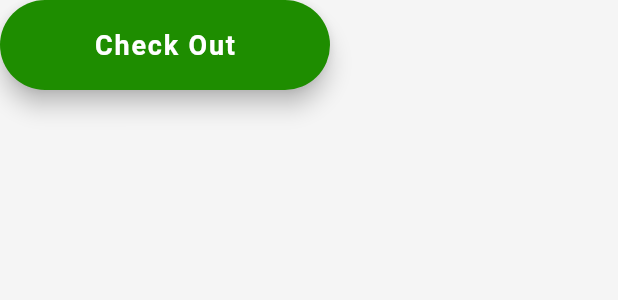
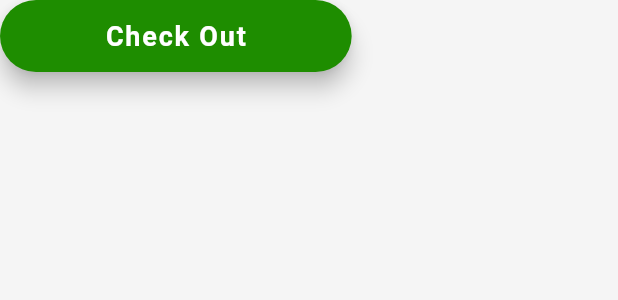
Before and after one commit to Phly101/grabber_app, a Flutter app: the CheckoutButton widget shown alone on an empty page, opened directly, on a phone screen of 412 x 824 dp. Shown: the top 300 px of the screen. Run offline on Flutter 3.47's test engine with Material 3 defaults, Android fonts, the phone set to English and light mode, and no system bars; our stand-ins replace animated_splash_screen, bloc, carousel_slider, cloud_firestore, equatable, firebase_auth and 11 more; missing offline and left inert: bottom_navbar_with_indicator; accounts and stored records are empty.

Commit message:
fixed issues

```diff
--- a/lib/UI/Cart/view/Widgets/checkout_button.dart
+++ b/lib/UI/Cart/view/Widgets/checkout_button.dart
@@ -9,15 +9,14 @@ class CheckoutButton extends StatelessWidget {
 
   @override
   Widget build(BuildContext context) {
-    return SizedBox(
-      width: 220,
-      height: 60,
-      child: FloatingActionButton.extended(
+    return FloatingActionButton.extended(
       onPressed: onPressed,
       // TODO: Replace with navigation to checkout screen or API call
       backgroundColor: AppColors.textButtonColor,
       // TODO: Add theme switch (light/dark mode) support for dynamic colors
-        label:  Text(
+      label:  Padding(
+        padding: const EdgeInsets.all(50.0),
+        child: Text(
             AppLocalizations.of(context)!.checkOut,
           // TODO: Localize this text for multi-language support
           style: const TextStyle(
@@ -26,9 +25,9 @@ class CheckoutButton extends StatelessWidget {
             color: AppColors.white,
           ),
         ),
+      ),
       shape: RoundedRectangleBorder(
         borderRadius: BorderRadius.circular(30),
-        ),
       ),
     );
   }
--- a/lib/UI/checkout/widgets/Delivery/delivery_address.dart
+++ b/lib/UI/checkout/widgets/Delivery/delivery_address.dart
@@ -1,6 +1,6 @@
 import "package:flutter/material.dart";
 import "package:grabber_app/UI/checkout/widgets/Delivery/textField_delivaryAddress.dart";
-import "../../../../Theme/theme.dart";
+
 
 class DeliveryAddress extends StatelessWidget {
   DeliveryAddress({super.key});
@@ -53,7 +53,7 @@ class DeliveryAddress extends StatelessWidget {
               onPressed: () {
                 Navigator.pop(context);
               },
-              child: Text('Cancle'),
+              child: const Text("Cancle"),
             ),
             const Spacer(
               flex: 1,
@@ -63,7 +63,7 @@ class DeliveryAddress extends StatelessWidget {
                 Navigator.pop(context);
                 controller2.clear();
               },
-              child: Text('save'),
+              child: const Text("save"),
             ),
             const Spacer(
               flex: 1,
--- a/lib/common/custom_card_widget.dart
+++ b/lib/common/custom_card_widget.dart
@@ -6,11 +6,13 @@ class CustomCardWidget extends StatelessWidget {
   final EdgeInsetsGeometry? margin;
   final ShapeBorder? shape;
   final Color? shadowColor;
-  const CustomCardWidget({super.key, this.child, this.elevation, this.margin, this.shape, this.shadowColor});
+  final Color? color;
+  const CustomCardWidget({super.key, this.child, this.elevation, this.margin, this.shape, this.shadowColor, this.color});
 
   @override
   Widget build(BuildContext context) {
     return Card(
+      color: color,
       elevation: elevation ?? 6,
       margin: margin ?? const EdgeInsets.all(10),
       shape: shape?? RoundedRectangleBorder(borderRadius: BorderRadius.circular(16)),
```
Also changed, not shown: lib/UI/AboutScreen/about_screen.dart (+4 -7 lines), lib/UI/Cart/view/cart_page.dart (+8 -4 lines), lib/UI/checkout/widgets/Delivery/delivery.dart (+17 -21 lines), 1 other file. Lines whose indentation alone changed are shown as unchanged.
